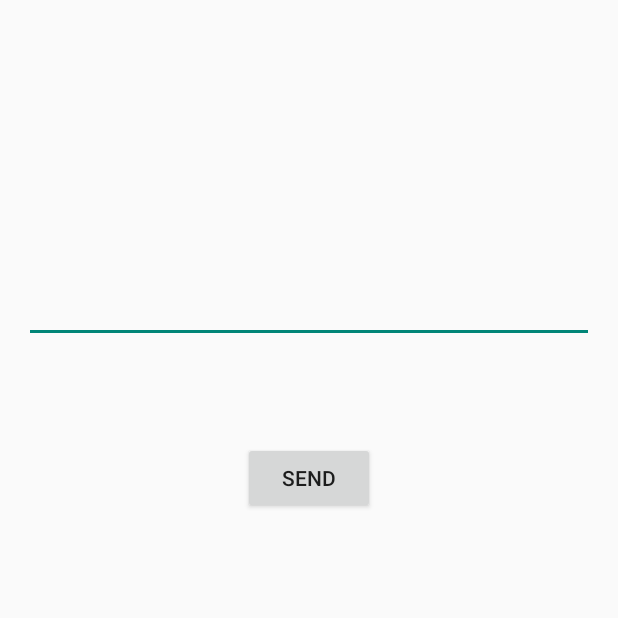
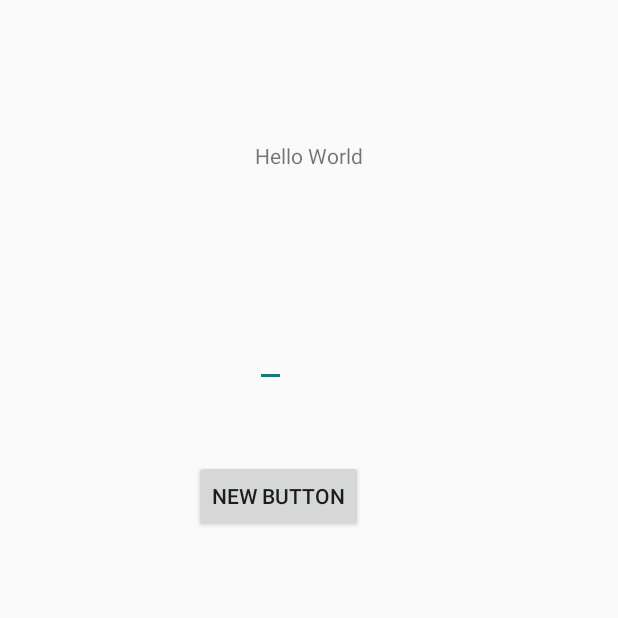
Before and after one commit to sankarmanoj/TIP-Interconnected-Systems, an Android app: the screen it shows after launch (MainActivity), on a phone screen of 412 x 824 dp, the top half of it. Run offline under Robolectric (Android 15) with nearby library versions, the light colour scheme and no system bars; 1 statement that could not run was skipped.

Commit message:
Using Threads

```diff
--- a/Android/TIP/app/src/main/java/com/sankarmanoj/tip/MainActivity.java
+++ b/Android/TIP/app/src/main/java/com/sankarmanoj/tip/MainActivity.java
@@ -1,6 +1,7 @@
 package com.sankarmanoj.tip;
 
 import android.app.Activity;
+import android.content.Context;
 import android.os.AsyncTask;
 import android.support.v7.app.ActionBarActivity;
 import android.os.Bundle;
@@ -11,6 +12,7 @@ import android.view.View;
 import android.widget.Button;
 import android.widget.EditText;
 import android.widget.TextView;
+import android.widget.Toast;
 
 import java.io.BufferedInputStream;
 import java.io.BufferedReader;
@@ -26,75 +28,32 @@ import java.net.SocketAddress;
 
 public class MainActivity extends Activity {
 
-    EditText inputText;
+    TextView myTextView;
     Button myButton;
-    PrintWriter toServer;
+    EditText myEditText;
     @Override
     protected void onCreate(Bundle savedInstanceState) {
         super.onCreate(savedInstanceState);
         setContentView(R.layout.activity_main);
-        inputText=(EditText)findViewById(R.id.editText);
+        final NetworkThread myNetwork = new NetworkThread(getApplicationContext());
+        new Thread(myNetwork).start();
+        myTextView=(TextView)findViewById(R.id.textView);
         myButton=(Button)findViewById(R.id.button);
-        ServerConnect connect = new ServerConnect();
-        connect.execute(null,null,null);
-        View.OnClickListener buttonListener = new View.OnClickListener() {
+        myEditText = (EditText)findViewById(R.id.editText);
+        View.OnClickListener myListener = new View.OnClickListener() {
             @Override
             public void onClick(View view) {
-                String input = inputText.getText().toString();
-                if(toServer!=null)
-                {
-                    toServer.write(input);
-                    toServer.flush();
-                }
-                Log.d("MainActivity", input);
-                inputText.setText("");
+                String input = myEditText.getText().toString();
+                myNetwork.getOutput().write(input);
+                myNetwork.getOutput().flush();
+             myTextView.setText(input);
             }
         };
-        myButton.setOnClickListener(buttonListener);
+        myButton.setOnClickListener(myListener);
 
     }
 
 
-    @Override
-    public boolean onCreateOptionsMenu(Menu menu) {
-        // Inflate the menu; this adds items to the action bar if it is present.
-        getMenuInflater().inflate(R.menu.menu_main, menu);
-        return true;
-    }
-
-    @Override
-    public boolean onOptionsItemSelected(MenuItem item) {
-        // Handle action bar item clicks here. The action bar will
-        // automatically handle clicks on the Home/Up button, so long
-        // as you specify a parent activity in AndroidManifest.xml.
-        int id = item.getItemId();
-
-        //noinspection SimplifiableIfStatement
-        if (id == R.id.action_settings) {
-            return true;
-        }
-
-        return super.onOptionsItemSelected(item);
-    }
-
-    public class ServerConnect extends AsyncTask<Void,Void,Void>
-    {
-        @Override
-        protected Void doInBackground(Void... voids) {
-            try {
-                Socket server = new Socket("sankar-manoj.com", 4565);
-                OutputStream toS = server.getOutputStream();
-                InputStream fromS = server.getInputStream();
-                BufferedReader fromServer = new BufferedReader(new InputStreamReader(fromS));
-                toServer = new PrintWriter(new OutputStreamWriter(toS));
 
 
-            }
-            catch (IOException e)
-            {
-                e.printStackTrace();
-            }
-            return null;
-        }
-    }
 }
--- /dev/null
+++ b/Android/TIP/app/src/main/java/com/sankarmanoj/tip/NetworkThread.java
@@ -0,0 +1,53 @@
+package com.sankarmanoj.tip;
+import android.content.Context;
+import android.widget.Toast;
+
+import java.io.BufferedReader;
+import java.io.IOException;
+import java.io.InputStreamReader;
+import java.io.OutputStreamWriter;
+import java.io.PrintWriter;
+import java.net.Socket;
+
+public class NetworkThread implements Runnable
+{
+    Context context;
+    PrintWriter output = null;
+    BufferedReader input = null;
+    NetworkThread(Context context)
+    {
+
+        this.context= context;
+    }
+
+    public PrintWriter getOutput() {
+        if(output==null)
+        {
+            throw new RuntimeException("Streams not initialized");
+        }
+        return output;
+    }
+
+    public BufferedReader getInput() {
+        if(input==null)
+        {
+            throw new RuntimeException("Streams not initialized");
+        }
+        return input;
+    }
+
+    @Override
+    public void run() {
+        try {
+            Socket socket = new Socket("sankar-manoj.com", 4565);
+            output = new PrintWriter(new OutputStreamWriter(socket.getOutputStream()));
+            input = new BufferedReader(new InputStreamReader(socket.getInputStream()));
+        }
+        catch (IOException e)
+        {
+            Toast.makeText(context, "Unable to connect", Toast.LENGTH_SHORT).show();
+            e.printStackTrace();
+        }
+    }
+
+}
--- a/Android/TIP/app/src/main/res/layout/activity_main.xml
+++ b/Android/TIP/app/src/main/res/layout/activity_main.xml
@@ -6,20 +6,29 @@
     android:paddingBottom="@dimen/activity_vertical_margin" tools:context=".MainActivity">
 
 
-    <EditText
-        android:layout_width="match_parent"
+    <TextView
+        android:layout_width="wrap_content"
         android:layout_height="wrap_content"
-        android:id="@+id/editText"
+        android:text="Hello World"
+        android:id="@+id/textView"
         android:layout_alignParentTop="true"
         android:layout_centerHorizontal="true"
-        android:layout_marginTop="167dp" />
+        android:layout_marginTop="78dp" />
 
     <Button
         android:layout_width="wrap_content"
         android:layout_height="wrap_content"
-        android:text="Send"
+        android:text="New Button"
         android:id="@+id/button"
-        android:layout_below="@+id/editText"
-        android:layout_centerHorizontal="true"
-        android:layout_marginTop="66dp" />
+        android:layout_below="@+id/textView"
+        android:layout_alignEnd="@+id/textView"
+        android:layout_marginTop="193dp" />
+
+    <EditText
+        android:layout_width="wrap_content"
+        android:layout_height="wrap_content"
+        android:id="@+id/editText"
+        android:layout_below="@+id/textView"
+        android:layout_alignStart="@+id/textView"
+        android:layout_marginTop="99dp" />
 </RelativeLayout>
```
